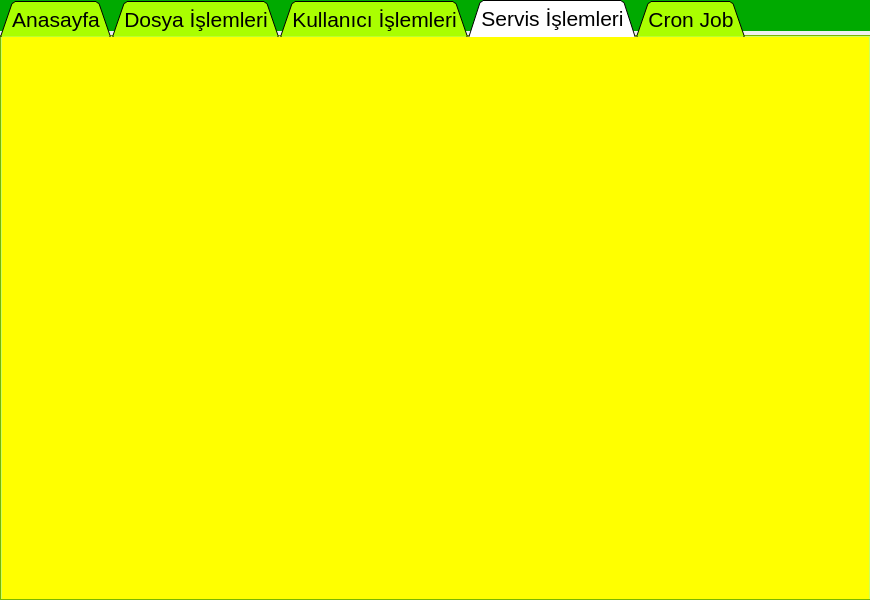
Qt form MainGUI.ui (Slmdlgl40/LinuxSystemManagement) before a commit.
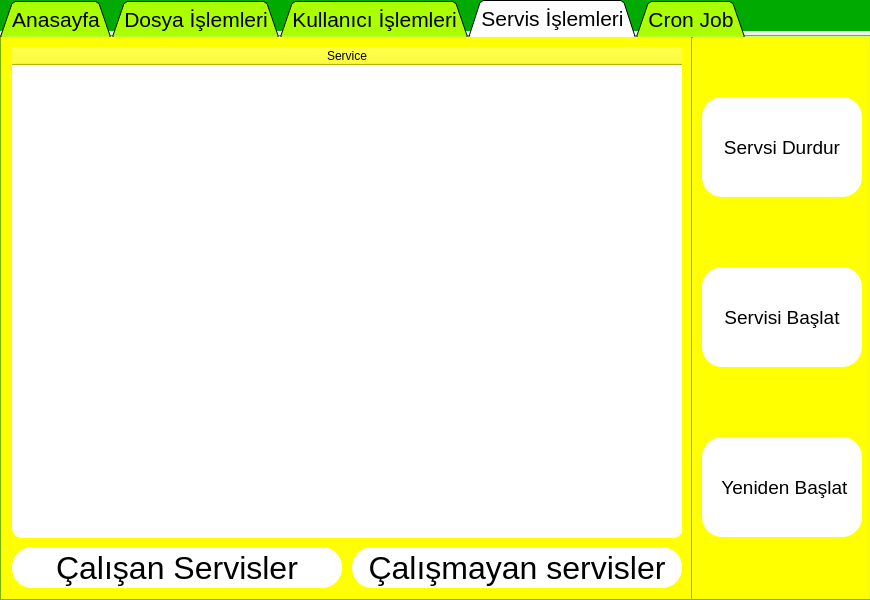
The same form after that commit. The open tabs and pages were chosen to show the change. Icons and pictures are not drawn.

```diff
--- a/MainGUI.ui
+++ b/MainGUI.ui
@@ -1267,6 +1267,225 @@
       <property name="styleSheet">
        <string notr="true">background-color:yellow</string>
       </property>
+      <widget class="QWidget" name="widget_14" native="true">
+       <property name="geometry">
+        <rect>
+         <x>690</x>
+         <y>0</y>
+         <width>181</width>
+         <height>571</height>
+        </rect>
+       </property>
+       <property name="styleSheet">
+        <string notr="true">QToolButton
+{
+background-color:white;
+border-radius:20px;
+}
+
+QToolButton:hover
+{
+background-color:#dfdfdf
+}</string>
+       </property>
+       <widget class="QToolButton" name="toolButton_stop_service">
+        <property name="geometry">
+         <rect>
+          <x>10</x>
+          <y>60</y>
+          <width>160</width>
+          <height>100</height>
+         </rect>
+        </property>
+        <property name="font">
+         <font>
+          <pointsize>14</pointsize>
+         </font>
+        </property>
+        <property name="styleSheet">
+         <string notr="true"/>
+        </property>
+        <property name="text">
+         <string>Servsi Durdur</string>
+        </property>
+        <property name="icon">
+         <iconset resource="images/images.qrc">
+          <normaloff>:/images/stop.png</normaloff>:/images/stop.png</iconset>
+        </property>
+        <property name="iconSize">
+         <size>
+          <width>70</width>
+          <height>70</height>
+         </size>
+        </property>
+        <property name="toolButtonStyle">
+         <enum>Qt::ToolButtonTextUnderIcon</enum>
+        </property>
+       </widget>
+       <widget class="QToolButton" name="toolButton_start_service">
+        <property name="geometry">
+         <rect>
+          <x>10</x>
+          <y>230</y>
+          <width>160</width>
+          <height>100</height>
+         </rect>
+        </property>
+        <property name="font">
+         <font>
+          <pointsize>14</pointsize>
+         </font>
+        </property>
+        <property name="styleSheet">
+         <string notr="true"/>
+        </property>
+        <property name="text">
+         <string>Servisi Başlat</string>
+        </property>
+        <property name="icon">
+         <iconset resource="images/images.qrc">
+          <normaloff>:/images/play.png</normaloff>:/images/play.png</iconset>
+        </property>
+        <property name="iconSize">
+         <size>
+          <width>70</width>
+          <height>70</height>
+         </size>
+        </property>
+        <property name="toolButtonStyle">
+         <enum>Qt::ToolButtonTextUnderIcon</enum>
+        </property>
+       </widget>
+       <widget class="QToolButton" name="toolButton_restart_service">
+        <property name="geometry">
+         <rect>
+          <x>10</x>
+          <y>400</y>
+          <width>160</width>
+          <height>100</height>
+         </rect>
+        </property>
+        <property name="font">
+         <font>
+          <pointsize>14</pointsize>
+         </font>
+        </property>
+        <property name="styleSheet">
+         <string notr="true"/>
+        </property>
+        <property name="text">
+         <string> Yeniden Başlat</string>
+        </property>
+        <property name="icon">
+         <iconset resource="images/images.qrc">
+          <normaloff>:/images/loading.png</normaloff>:/images/loading.png</iconset>
+        </property>
+        <property name="iconSize">
+         <size>
+          <width>70</width>
+          <height>70</height>
+         </size>
+        </property>
+        <property name="toolButtonStyle">
+         <enum>Qt::ToolButtonTextUnderIcon</enum>
+        </property>
+       </widget>
+      </widget>
+      <widget class="QWidget" name="widget_15" native="true">
+       <property name="geometry">
+        <rect>
+         <x>0</x>
+         <y>0</y>
+         <width>681</width>
+         <height>571</height>
+        </rect>
+       </property>
+       <property name="styleSheet">
+        <string notr="true">QPushButton
+{
+background-color:white;
+border-radius:20px;
+}
+
+QPushButton:hover
+{
+background-color:#dfdfdf
+}
+
+QTableWidget
+{
+background-color:white;
+border-radius:10px;
+}</string>
+       </property>
+       <widget class="QTableWidget" name="tableWidget_3">
+        <property name="geometry">
+         <rect>
+          <x>10</x>
+          <y>10</y>
+          <width>671</width>
+          <height>491</height>
+         </rect>
+        </property>
+        <attribute name="horizontalHeaderDefaultSectionSize">
+         <number>670</number>
+        </attribute>
+        <column>
+         <property name="text">
+          <string>Service</string>
+         </property>
+        </column>
+       </widget>
+       <widget class="QPushButton" name="pushButton_service_active">
+        <property name="geometry">
+         <rect>
+          <x>10</x>
+          <y>510</y>
+          <width>330</width>
+          <height>41</height>
+         </rect>
+        </property>
+        <property name="font">
+         <font>
+          <pointsize>24</pointsize>
+         </font>
+        </property>
+        <property name="text">
+         <string>Çalışan Servisler</string>
+        </property>
+       </widget>
+       <widget class="QPushButton" name="pushButton_service_inactive">
+        <property name="geometry">
+         <rect>
+          <x>350</x>
+          <y>510</y>
+          <width>330</width>
+          <height>41</height>
+         </rect>
+        </property>
+        <property name="font">
+         <font>
+          <pointsize>24</pointsize>
+         </font>
+        </property>
+        <property name="text">
+         <string>Çalışmayan servisler</string>
+        </property>
+       </widget>
+      </widget>
+      <widget class="Line" name="line_4">
+       <property name="geometry">
+        <rect>
+         <x>680</x>
+         <y>0</y>
+         <width>20</width>
+         <height>571</height>
+        </rect>
+       </property>
+       <property name="orientation">
+        <enum>Qt::Vertical</enum>
+       </property>
+      </widget>
      </widget>
     </widget>
     <widget class="QWidget" name="tab_5">
```
